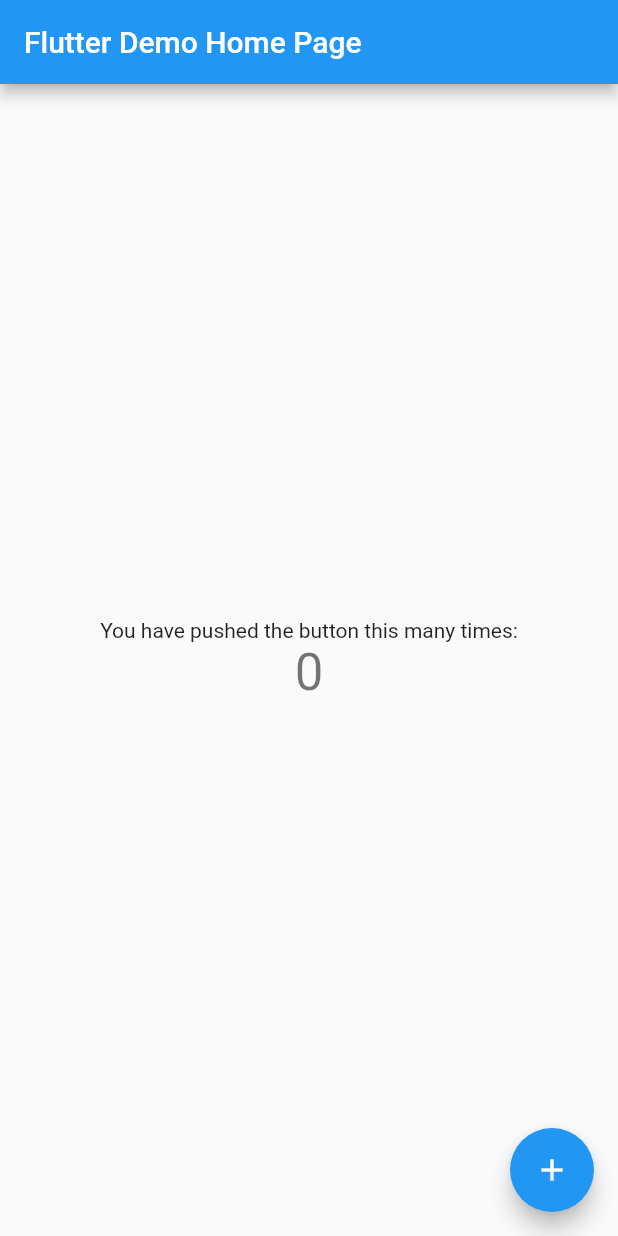
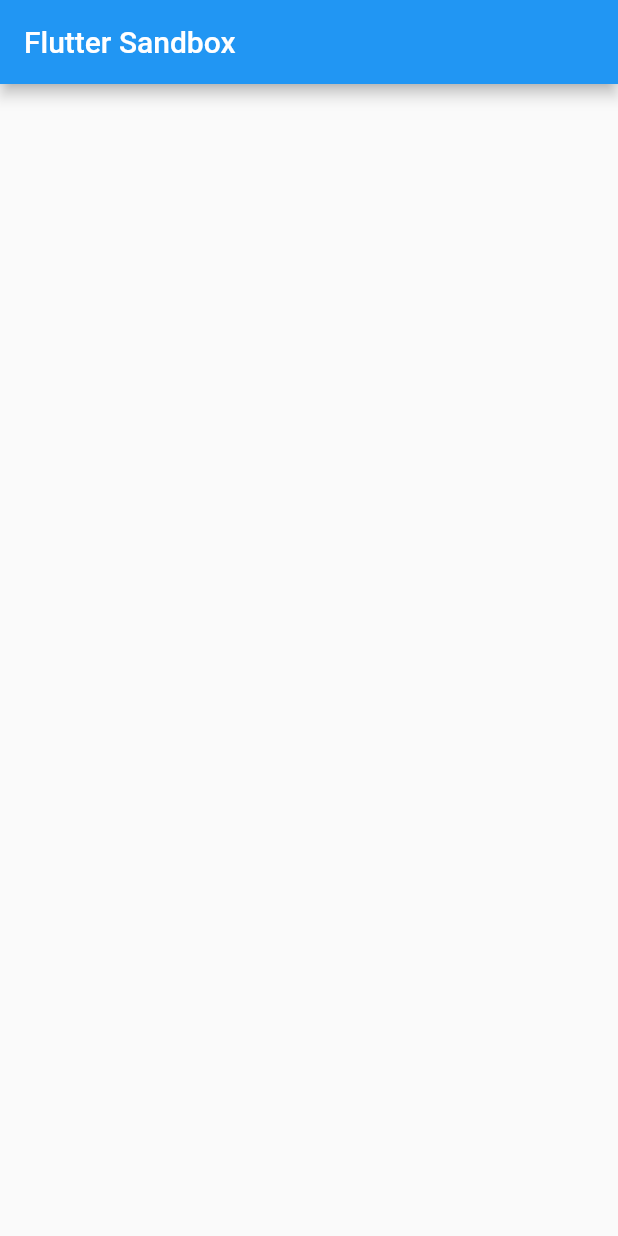
Before and after one commit to thiago-s-silva/flutter-sandbox, a Flutter app: the screen it shows after launch, on a phone screen of 412 x 824 dp. Run offline on Flutter 3.47's test engine with Material 2 defaults, Android fonts, the phone set to English and light mode, and no system bars.

Commit message:
remove telas inciais do projeto

```diff
--- a/lib/main.dart
+++ b/lib/main.dart
@@ -1,115 +1,13 @@
 import 'package:flutter/material.dart';
 
 void main() {
-  runApp(const MyApp());
+  runApp(MaterialApp(
+    title: 'Flutter Sandbox',
+    home: Scaffold(
+      appBar: AppBar(
+        title: const Text('Flutter Sandbox'),
+      ),
+      body: Container(),
+    ),
+  ));
 }
-
-class MyApp extends StatelessWidget {
-  const MyApp({Key? key}) : super(key: key);
-
-  // This widget is the root of your application.
-  @override
-  Widget build(BuildContext context) {
-    return MaterialApp(
-      title: 'Flutter Demo',
-      theme: ThemeData(
-        // This is the theme of your application.
-        //
-        // Try running your application with "flutter run". You'll see the
-        // application has a blue toolbar. Then, without quitting the app, try
-        // changing the primarySwatch below to Colors.green and then invoke
-        // "hot reload" (press "r" in the console where you ran "flutter run",
-        // or simply save your changes to "hot reload" in a Flutter IDE).
-        // Notice that the counter didn't reset back to zero; the application
-        // is not restarted.
-        primarySwatch: Colors.blue,
-      ),
-      home: const MyHomePage(title: 'Flutter Demo Home Page'),
-    );
-  }
-}
-
-class MyHomePage extends StatefulWidget {
-  const MyHomePage({Key? key, required this.title}) : super(key: key);
-
-  // This widget is the home page of your application. It is stateful, meaning
-  // that it has a State object (defined below) that contains fields that affect
-  // how it looks.
-
-  // This class is the configuration for the state. It holds the values (in this
-  // case the title) provided by the parent (in this case the App widget) and
-  // used by the build method of the State. Fields in a Widget subclass are
-  // always marked "final".
-
-  final String title;
-
-  @override
-  State<MyHomePage> createState() => _MyHomePageState();
-}
-
-class _MyHomePageState extends State<MyHomePage> {
-  int _counter = 0;
-
-  void _incrementCounter() {
-    setState(() {
-      // This call to setState tells the Flutter framework that something has
-      // changed in this State, which causes it to rerun the build method below
-      // so that the display can reflect the updated values. If we changed
-      // _counter without calling setState(), then the build method would not be
-      // called again, and so nothing would appear to happen.
-      _counter++;
-    });
-  }
-
-  @override
-  Widget build(BuildContext context) {
-    // This method is rerun every time setState is called, for instance as done
-    // by the _incrementCounter method above.
-    //
-    // The Flutter framework has been optimized to make rerunning build methods
-    // fast, so that you can just rebuild anything that needs updating rather
-    // than having to individually change instances of widgets.
-    return Scaffold(
-      appBar: AppBar(
-        // Here we take the value from the MyHomePage object that was created by
-        // the App.build method, and use it to set our appbar title.
-        title: Text(widget.title),
-      ),
-      body: Center(
-        // Center is a layout widget. It takes a single child and positions it
-        // in the middle of the parent.
-        child: Column(
-          // Column is also a layout widget. It takes a list of children and
-          // arranges them vertically. By default, it sizes itself to fit its
-          // children horizontally, and tries to be as tall as its parent.
-          //
-          // Invoke "debug painting" (press "p" in the console, choose the
-          // "Toggle Debug Paint" action from the Flutter Inspector in Android
-          // Studio, or the "Toggle Debug Paint" command in Visual Studio Code)
-          // to see the wireframe for each widget.
-          //
-          // Column has various properties to control how it sizes itself and
-          // how it positions its children. Here we use mainAxisAlignment to
-          // center the children vertically; the main axis here is the vertical
-          // axis because Columns are vertical (the cross axis would be
-          // horizontal).
-          mainAxisAlignment: MainAxisAlignment.center,
-          children: <Widget>[
-            const Text(
-              'You have pushed the button this many times:',
-            ),
-            Text(
-              '$_counter',
-              style: Theme.of(context).textTheme.headline4,
-            ),
-          ],
-        ),
-      ),
-      floatingActionButton: FloatingActionButton(
-        onPressed: _incrementCounter,
-        tooltip: 'Increment',
-        child: const Icon(Icons.add),
-      ), // This trailing comma makes auto-formatting nicer for build methods.
-    );
-  }
-}
```
Also changed, not shown: 1 other file.
